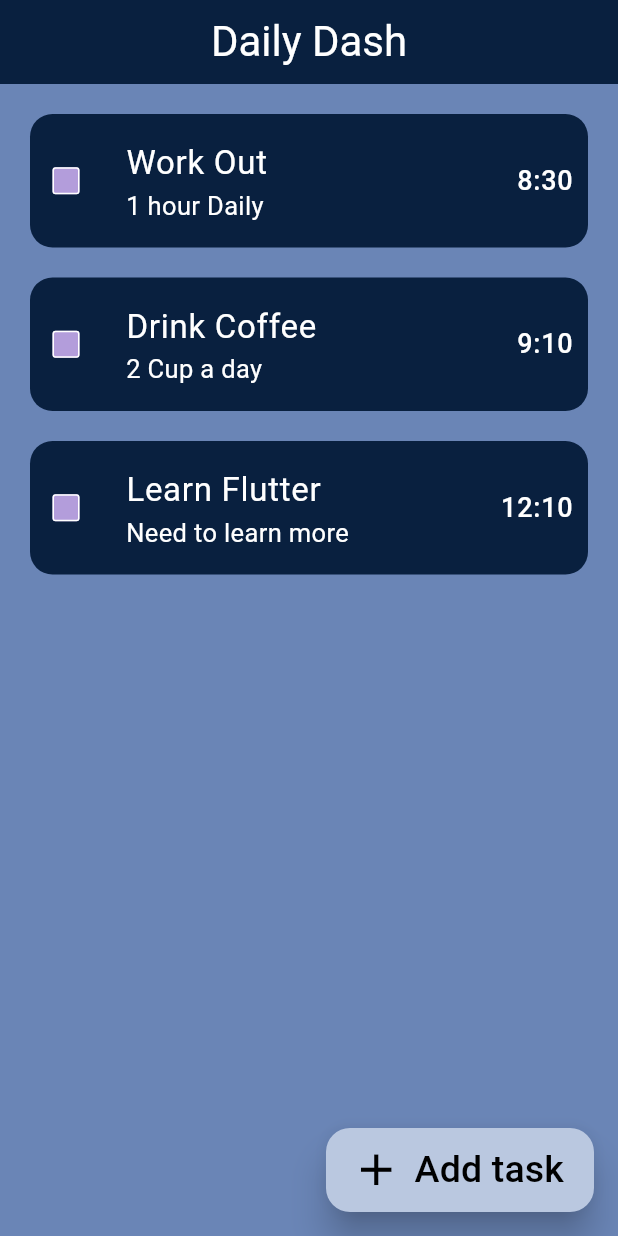
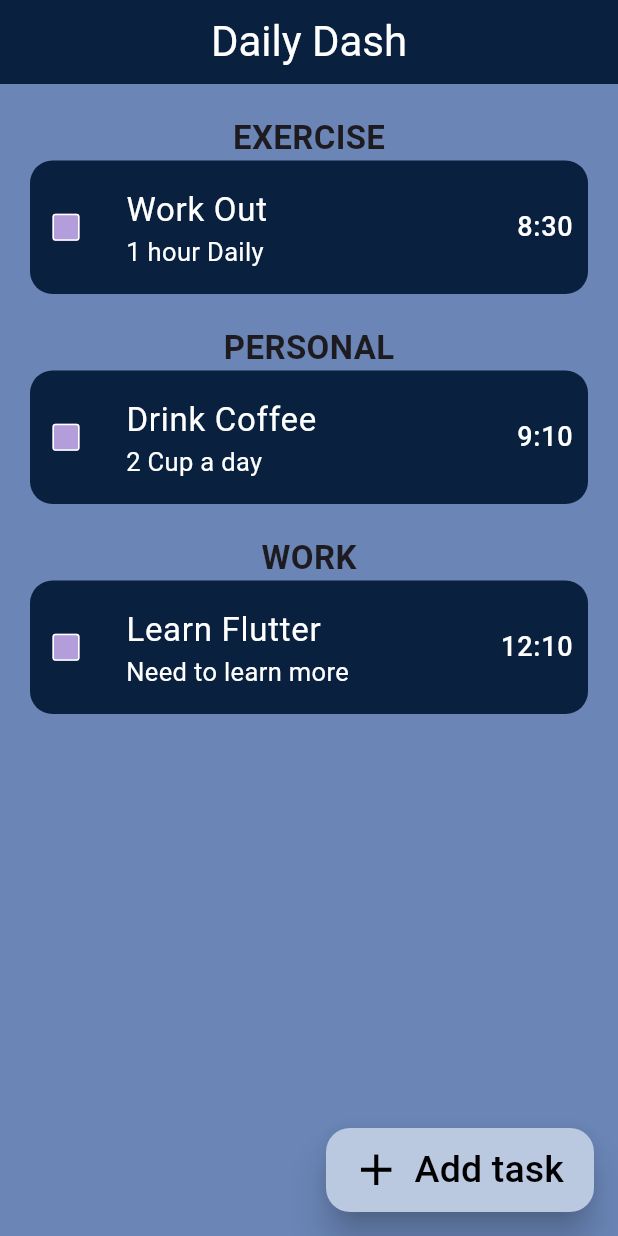
Before and after one commit to CSI-Trainee-2024/Task4_Naman_2312090, a Flutter app: the screen it shows after launch, on a phone screen of 412 x 824 dp. Run offline on Flutter 3.47's test engine with Material 3 defaults, Android fonts, the phone set to English and light mode, and no system bars; drawn by our look-alikes of flutter_slidable; missing offline and left inert: dart:ffi.

```diff
--- a/lib/screens/homeScreen.dart
+++ b/lib/screens/homeScreen.dart
@@ -16,9 +16,9 @@ class HomeScreenState extends State<homeScreen> {
   var timeController = TextEditingController();
 
   var todoList = [
-    ['Work Out', '1 hour Daily', '8:30'],
-    ['Drink Coffee', '2 Cup a day', '9:10'],
-    ['Learn Flutter', 'Need to learn more', '12:10'],
+    ['Work Out', '1 hour Daily', '8:30', 'EXERCISE'],
+    ['Drink Coffee', '2 Cup a day', '9:10', 'PERSONAL'],
+    ['Learn Flutter', 'Need to learn more', '12:10', 'WORK'],
   ];
 
   String? selectedOption;
@@ -28,7 +28,8 @@ class HomeScreenState extends State<homeScreen> {
     String title = titleController.text;
     String desp = descriptionController.text;
     setState(() {
-      todoList.add([title, desp, timeController.text]);
+      todoList
+          .add([title, desp, timeController.text, selectedOption.toString()]);
       titleController.clear();
       descriptionController.clear();
     });
@@ -109,6 +110,7 @@ class HomeScreenState extends State<homeScreen> {
                       value: selectedOption,
                       items: arrOption.map((value) {
                         return DropdownMenuItem(
+                          value: value,
                           enabled: true,
                           child: Padding(
                             padding: const EdgeInsets.all(5.0),
@@ -130,7 +132,6 @@ class HomeScreenState extends State<homeScreen> {
                                       fontWeight: FontWeight.w600),
                                 ))),
                           ),
-                          value: value,
                         );
                       }).toList(),
                       onChanged: (value) {
@@ -274,6 +275,7 @@ class HomeScreenState extends State<homeScreen> {
               despName: todoList[index][1].toString(),
               deleteTask: (context) => deleteIndex(index),
               timeC: todoList[index][2].toString(),
+              category: todoList[index][3].toString(),
             );
           },
           itemCount: todoList.length,
--- a/lib/utils/todo_list.dart
+++ b/lib/utils/todo_list.dart
@@ -1,3 +1,4 @@
+import 'package:flutter/foundation.dart';
 import 'package:flutter/material.dart';
 import 'package:flutter_slidable/flutter_slidable.dart';
 
@@ -6,12 +7,14 @@ class TodoList extends StatefulWidget {
       {required this.titleName,
       required this.despName,
       required this.deleteTask,
-      required this.timeC});
+      required this.timeC,
+      required this.category});
 
   final String titleName;
   final String despName;
   final Function(BuildContext) deleteTask;
   final String timeC;
+  final String category;
 
   @override
   State<TodoList> createState() => _TodoListState();
@@ -32,10 +35,17 @@ class _TodoListState extends State<TodoList> {
             borderRadius: BorderRadius.circular(15),
           )
         ]),
-        child: ListTile(
-          contentPadding: EdgeInsets.only(top: 8.0, bottom: 8.0, right: 10.0),
-          shape:
-              RoundedRectangleBorder(borderRadius: BorderRadius.circular(15)),
+        child: Column(
+          children: [
+            Text(
+              widget.category,
+              style: TextStyle(fontSize: 22, fontWeight: FontWeight.bold),
+            ),
+            ListTile(
+              contentPadding:
+                  EdgeInsets.only(top: 8.0, bottom: 8.0, right: 10.0),
+              shape: RoundedRectangleBorder(
+                  borderRadius: BorderRadius.circular(15)),
               tileColor: Color(0xff09203f),
               textColor: Colors.white,
               title: Text(
@@ -67,6 +77,8 @@ class _TodoListState extends State<TodoList> {
                 style: TextStyle(fontSize: 18),
               ),
             ),
+          ],
+        ),
       ),
     );
   }
```
Lines whose indentation alone changed are shown as unchanged.
